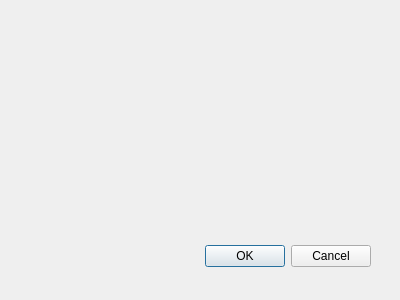
Above: Client/RoleSetup/Admin/Ui/RegisterAccidentDialog.ui from siisgoo/siisty before the change. Below: the same form after it.
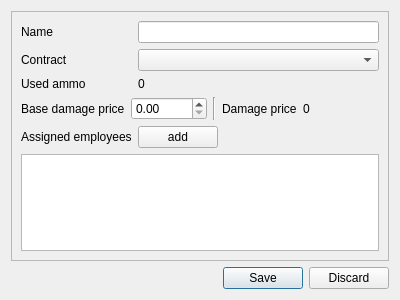
That is the form after the change.

Diff of the .ui file:
```diff
--- a/Client/RoleSetup/Admin/Ui/RegisterAccidentDialog.ui
+++ b/Client/RoleSetup/Admin/Ui/RegisterAccidentDialog.ui
@@ -15,22 +15,138 @@
   <property name="windowTitle">
    <string>Dialog</string>
   </property>
-  <widget class="QDialogButtonBox" name="buttonBox">
-   <property name="geometry">
-    <rect>
-     <x>30</x>
-     <y>240</y>
-     <width>341</width>
-     <height>32</height>
-    </rect>
-   </property>
-   <property name="orientation">
-    <enum>Qt::Horizontal</enum>
-   </property>
-   <property name="standardButtons">
-    <set>QDialogButtonBox::Cancel|QDialogButtonBox::Ok</set>
-   </property>
-  </widget>
+  <layout class="QGridLayout" name="gridLayout">
+   <item row="0" column="0">
+    <widget class="QFrame" name="frame">
+     <property name="frameShape">
+      <enum>QFrame::StyledPanel</enum>
+     </property>
+     <property name="frameShadow">
+      <enum>QFrame::Raised</enum>
+     </property>
+     <layout class="QFormLayout" name="formLayout">
+      <item row="0" column="0">
+       <widget class="QLabel" name="label">
+        <property name="text">
+         <string>Name</string>
+        </property>
+       </widget>
+      </item>
+      <item row="0" column="1">
+       <widget class="QLineEdit" name="lineEdit"/>
+      </item>
+      <item row="1" column="0">
+       <widget class="QLabel" name="label_2">
+        <property name="text">
+         <string>Contract</string>
+        </property>
+       </widget>
+      </item>
+      <item row="1" column="1">
+       <widget class="QComboBox" name="comboBox"/>
+      </item>
+      <item row="2" column="0">
+       <widget class="QLabel" name="label_3">
+        <property name="text">
+         <string>Used ammo</string>
+        </property>
+       </widget>
+      </item>
+      <item row="2" column="1">
+       <widget class="QLabel" name="label_6">
+        <property name="text">
+         <string>0</string>
+        </property>
+       </widget>
+      </item>
+      <item row="3" column="0" colspan="2">
+       <layout class="QGridLayout" name="gridLayout_3">
+        <property name="leftMargin">
+         <number>0</number>
+        </property>
+        <property name="topMargin">
+         <number>0</number>
+        </property>
+        <property name="rightMargin">
+         <number>0</number>
+        </property>
+        <property name="bottomMargin">
+         <number>0</number>
+        </property>
+        <item row="0" column="3">
+         <widget class="QLabel" name="label_4">
+          <property name="text">
+           <string>Damage price</string>
+          </property>
+         </widget>
+        </item>
+        <item row="0" column="2">
+         <widget class="Line" name="line">
+          <property name="orientation">
+           <enum>Qt::Vertical</enum>
+          </property>
+         </widget>
+        </item>
+        <item row="0" column="0">
+         <widget class="QLabel" name="label_8">
+          <property name="text">
+           <string>Base damage price</string>
+          </property>
+         </widget>
+        </item>
+        <item row="0" column="4">
+         <widget class="QLabel" name="label_7">
+          <property name="text">
+           <string>0</string>
+          </property>
+         </widget>
+        </item>
+        <item row="0" column="1">
+         <widget class="QDoubleSpinBox" name="doubleSpinBox"/>
+        </item>
+       </layout>
+      </item>
+      <item row="5" column="0" colspan="2">
+       <widget class="QListWidget" name="listWidget">
+        <property name="currentRow">
+         <number>-1</number>
+        </property>
+       </widget>
+      </item>
+      <item row="4" column="0">
+       <widget class="QLabel" name="label_5">
+        <property name="text">
+         <string>Assigned employees</string>
+        </property>
+       </widget>
+      </item>
+      <item row="4" column="1">
+       <widget class="QPushButton" name="pushButton">
+        <property name="sizePolicy">
+         <sizepolicy hsizetype="Fixed" vsizetype="Fixed">
+          <horstretch>0</horstretch>
+          <verstretch>0</verstretch>
+         </sizepolicy>
+        </property>
+        <property name="text">
+         <string>add</string>
+        </property>
+       </widget>
+      </item>
+     </layout>
+    </widget>
+   </item>
+   <item row="4" column="0">
+    <widget class="QDialogButtonBox" name="buttonBox">
+     <property name="orientation">
+      <enum>Qt::Horizontal</enum>
+     </property>
+     <property name="standardButtons">
+      <set>QDialogButtonBox::Discard|QDialogButtonBox::Save</set>
+     </property>
+    </widget>
+   </item>
+  </layout>
  </widget>
  <pixmapfunction/>
  <resources/>
```
Left out of the diff: 5 changed lines with no effect on the pictures.
